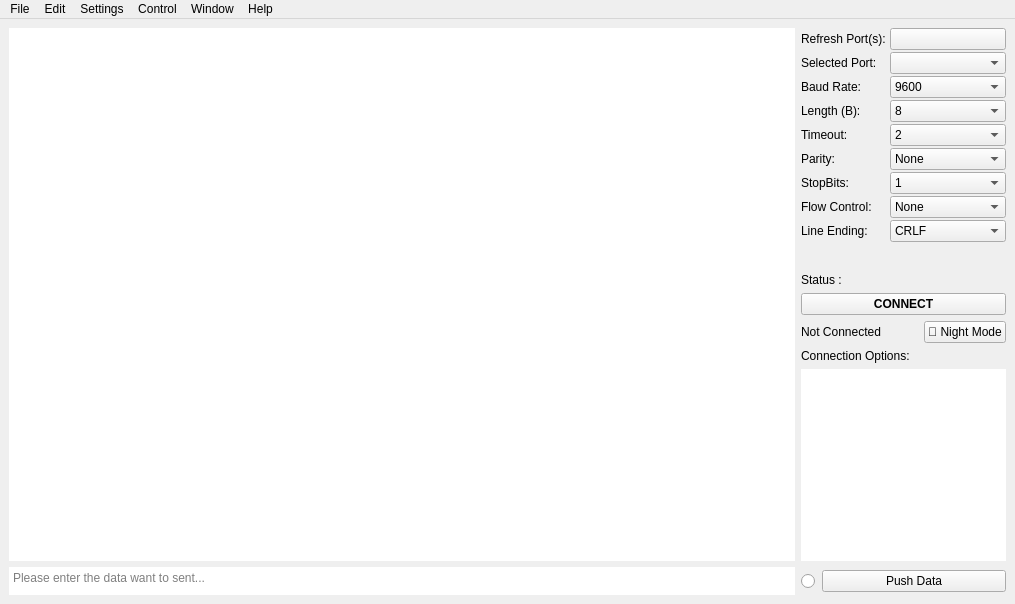
Old version of the form ui/main_window.ui in the repository mcagriaksoy/Serial-Communication-GUI-Program.
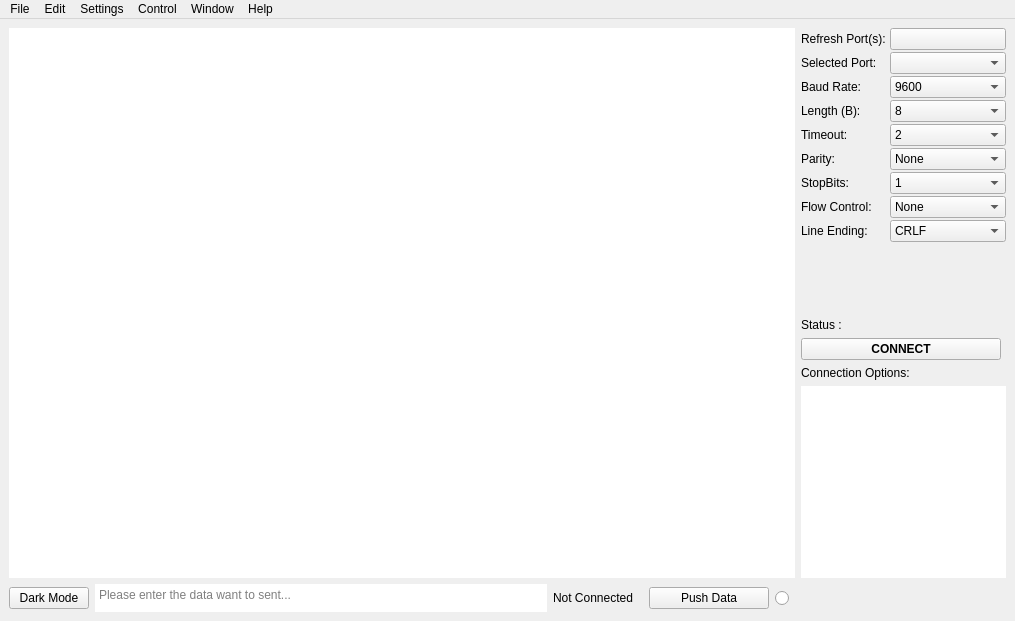
New version of the form. Icons and pictures are not drawn.

Commit message:
Updates UI and action logic for version 1.7.0
Refactors the UI action logic into a separate module for better organization.

Improves the UI by collapsing configuration options in basic view and restoring them in advanced view, preserving layout and widget properties.

Updates the about dialog and help dialog to reflect the new version number (1.7.0) and legal information.

Enhances UI with a more compact menu bar style and updates button labels.

Fixes #13 - update versioning across application

Patch:
```diff
--- a/ui/main_window.ui
+++ b/ui/main_window.ui
@@ -7,7 +7,7 @@
     <x>0</x>
     <y>0</y>
     <width>1015</width>
-    <height>604</height>
+    <height>621</height>
    </rect>
   </property>
   <property name="sizePolicy">
@@ -51,104 +51,8 @@
    <layout class="QGridLayout" name="gridLayout">
     <item row="0" column="0">
      <layout class="QGridLayout" name="gridLayout_2">
-      <item row="2" column="1">
-       <layout class="QHBoxLayout" name="horizontalLayout_4">
-        <property name="spacing">
-         <number>1</number>
-        </property>
-        <property name="sizeConstraint">
-         <enum>QLayout::SetDefaultConstraint</enum>
-        </property>
-        <item>
-         <widget class="QRadioButton" name="indicate_button">
-          <property name="enabled">
-           <bool>true</bool>
-          </property>
-          <property name="minimumSize">
-           <size>
-            <width>10</width>
-            <height>10</height>
-           </size>
-          </property>
-          <property name="maximumSize">
-           <size>
-            <width>20</width>
-            <height>20</height>
-           </size>
-          </property>
-          <property name="text">
-           <string/>
-          </property>
-          <property name="checkable">
-           <bool>true</bool>
-          </property>
-         </widget>
-        </item>
-        <item>
-         <widget class="QPushButton" name="send_button">
-          <property name="maximumSize">
-           <size>
-            <width>250</width>
-            <height>16777215</height>
-           </size>
-          </property>
-          <property name="text">
-           <string>Push Data</string>
-          </property>
-          <property name="icon">
-           <iconset theme="mail-send">
-            <normaloff>.</normaloff>.</iconset>
-          </property>
-         </widget>
-        </item>
-       </layout>
-      </item>
-      <item row="0" column="0">
-       <widget class="QTextEdit" name="data_textEdit">
-        <property name="autoFillBackground">
-         <bool>false</bool>
-        </property>
-        <property name="frameShape">
-         <enum>QFrame::NoFrame</enum>
-        </property>
-        <property name="autoFormatting">
-         <set>QTextEdit::AutoNone</set>
-        </property>
-        <property name="readOnly">
-         <bool>true</bool>
-        </property>
-       </widget>
-      </item>
-      <item row="2" column="0">
-       <widget class="QTextEdit" name="send_data_text">
-        <property name="sizePolicy">
-         <sizepolicy hsizetype="Minimum" vsizetype="Minimum">
-          <horstretch>5</horstretch>
-          <verstretch>5</verstretch>
-         </sizepolicy>
-        </property>
-        <property name="maximumSize">
-         <size>
-          <width>5000</width>
-          <height>28</height>
-         </size>
-        </property>
-        <property name="inputMethodHints">
-         <set>Qt::ImhNone</set>
-        </property>
-        <property name="frameShape">
-         <enum>QFrame::NoFrame</enum>
-        </property>
-        <property name="acceptRichText">
-         <bool>false</bool>
-        </property>
-        <property name="placeholderText">
-         <string>Please enter the data want to sent...</string>
-        </property>
-       </widget>
-      </item>
-      <item row="0" column="1">
-       <layout class="QVBoxLayout" name="verticalLayout_config" stretch="2,0,0,0,0,0,0">
+      <item row="0" column="2">
+       <layout class="QVBoxLayout" name="verticalLayout_config" stretch="2,0,0,0,0,0">
         <property name="spacing">
          <number>6</number>
         </property>
@@ -534,7 +438,7 @@
          <widget class="QPushButton" name="start_button">
           <property name="maximumSize">
            <size>
-            <width>250</width>
+            <width>200</width>
             <height>16777215</height>
            </size>
           </property>
@@ -556,48 +460,6 @@
           </property>
          </widget>
         </item>
-        <item>
-         <layout class="QHBoxLayout" name="horizontalLayout_2">
-          <item>
-           <widget class="QLabel" name="status_label">
-            <property name="font">
-             <font>
-              <family>Arial</family>
-              <pointsize>9</pointsize>
-              <weight>50</weight>
-              <bold>false</bold>
-             </font>
-            </property>
-            <property name="styleSheet">
-             <string notr="true"/>
-            </property>
-            <property name="text">
-             <string>Not Connected</string>
-            </property>
-           </widget>
-          </item>
-          <item>
-           <spacer name="horizontalSpacer">
-            <property name="orientation">
-             <enum>Qt::Horizontal</enum>
-            </property>
-            <property name="sizeHint" stdset="0">
-             <size>
-              <width>20</width>
-              <height>20</height>
-             </size>
-            </property>
-           </spacer>
-          </item>
-          <item>
-           <widget class="QPushButton" name="nightMode_Button">
-            <property name="text">
-             <string>🌃 Night Mode</string>
-            </property>
-           </widget>
-          </item>
-         </layout>
-        </item>
         <item>
          <widget class="QLabel" name="label_12">
           <property name="text">
@@ -616,6 +478,9 @@
           <property name="frameShape">
            <enum>QFrame::NoFrame</enum>
           </property>
+          <property name="readOnly">
+           <bool>true</bool>
+          </property>
          </widget>
         </item>
         <item>
@@ -627,6 +492,153 @@
         </item>
        </layout>
       </item>
+      <item row="2" column="0">
+       <layout class="QHBoxLayout" name="horizontalLayout">
+        <item>
+         <widget class="QPushButton" name="nightMode_Button">
+          <property name="maximumSize">
+           <size>
+            <width>80</width>
+            <height>16777215</height>
+           </size>
+          </property>
+          <property name="text">
+           <string>Dark Mode</string>
+          </property>
+         </widget>
+        </item>
+        <item>
+         <widget class="QTextEdit" name="send_data_text">
+          <property name="sizePolicy">
+           <sizepolicy hsizetype="Minimum" vsizetype="Minimum">
+            <horstretch>0</horstretch>
+            <verstretch>0</verstretch>
+           </sizepolicy>
+          </property>
+          <property name="maximumSize">
+           <size>
+            <width>5000</width>
+            <height>28</height>
+           </size>
+          </property>
+          <property name="inputMethodHints">
+           <set>Qt::ImhNone</set>
+          </property>
+          <property name="frameShape">
+           <enum>QFrame::NoFrame</enum>
+          </property>
+          <property name="acceptRichText">
+           <bool>false</bool>
+          </property>
+          <property name="placeholderText">
+           <string>Please enter the data want to sent...</string>
+          </property>
+         </widget>
+        </item>
+        <item>
+         <widget class="QLabel" name="status_label">
+          <property name="sizePolicy">
+           <sizepolicy hsizetype="Fixed" vsizetype="Preferred">
+            <horstretch>0</horstretch>
+            <verstretch>0</verstretch>
+           </sizepolicy>
+          </property>
+          <property name="maximumSize">
+           <size>
+            <width>90</width>
+            <height>20</height>
+           </size>
+          </property>
+          <property name="font">
+           <font>
+            <family>Arial</family>
+            <pointsize>9</pointsize>
+            <weight>50</weight>
+            <bold>false</bold>
+           </font>
+          </property>
+          <property name="styleSheet">
+           <string notr="true"/>
+          </property>
+          <property name="text">
+           <string>Not Connected</string>
+          </property>
+         </widget>
+        </item>
+        <item>
+         <layout class="QHBoxLayout" name="horizontalLayout_2"/>
+        </item>
+        <item>
+         <widget class="QPushButton" name="send_button">
+          <property name="maximumSize">
+           <size>
+            <width>120</width>
+            <height>16777215</height>
+           </size>
+          </property>
+          <property name="text">
+           <string>Push Data</string>
+          </property>
+          <property name="icon">
+           <iconset theme="mail-send">
+            <normaloff>.</normaloff>.</iconset>
+          </property>
+         </widget>
+        </item>
+        <item>
+         <widget class="QRadioButton" name="indicate_button">
+          <property name="enabled">
+           <bool>true</bool>
+          </property>
+          <property name="sizePolicy">
+           <sizepolicy hsizetype="Fixed" vsizetype="Fixed">
+            <horstretch>5</horstretch>
+            <verstretch>5</verstretch>
+           </sizepolicy>
+          </property>
+          <property name="minimumSize">
+           <size>
+            <width>20</width>
+            <height>20</height>
+           </size>
+          </property>
+          <property name="maximumSize">
+           <size>
+            <width>20</width>
+            <height>20</height>
+           </size>
+          </property>
+          <property name="font">
+           <font>
+            <kerning>false</kerning>
+           </font>
+          </property>
+          <property name="text">
+           <string/>
+          </property>
+          <property name="checkable">
+           <bool>true</bool>
+          </property>
+         </widget>
+        </item>
+       </layout>
+      </item>
+      <item row="0" column="0">
+       <widget class="QTextEdit" name="data_textEdit">
+        <property name="autoFillBackground">
+         <bool>false</bool>
+        </property>
+        <property name="frameShape">
+         <enum>QFrame::NoFrame</enum>
+        </property>
+        <property name="autoFormatting">
+         <set>QTextEdit::AutoNone</set>
+        </property>
+        <property name="readOnly">
+         <bool>true</bool>
+        </property>
+       </widget>
+      </item>
      </layout>
     </item>
    </layout>
```
Left out of the diff: 9 changed lines with no effect on the pictures. The commit also changes 5 other files.
